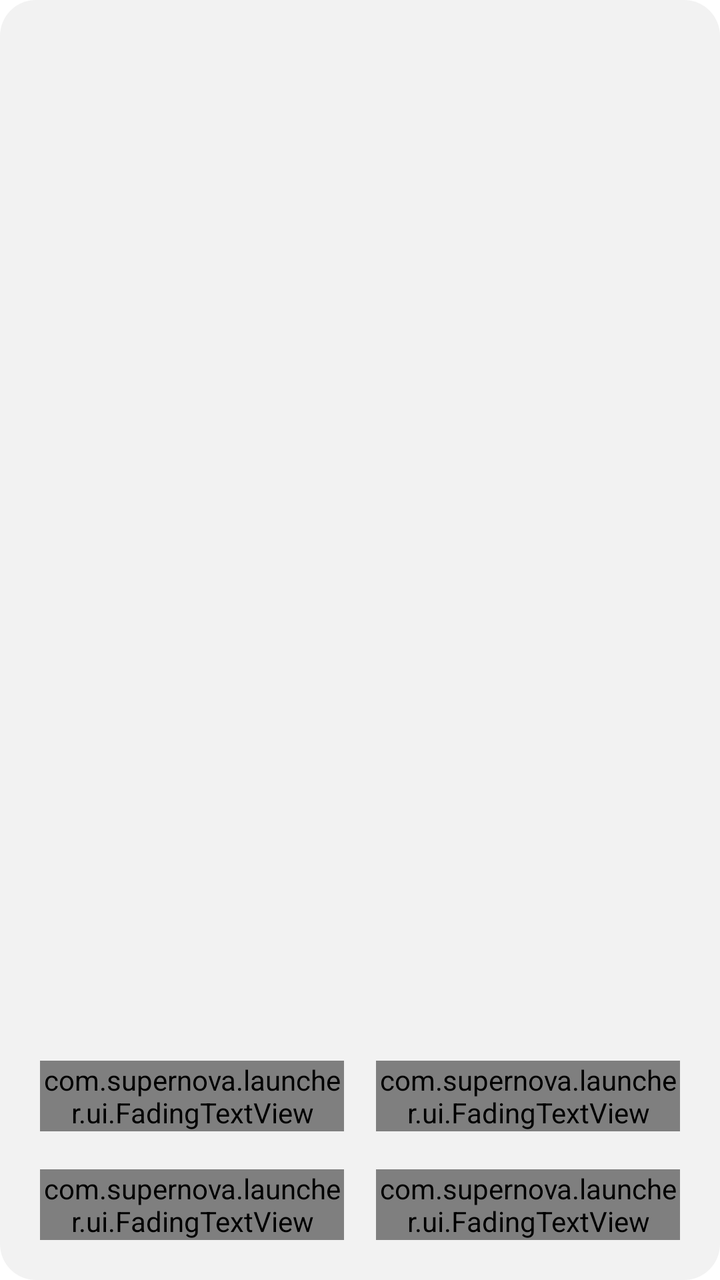
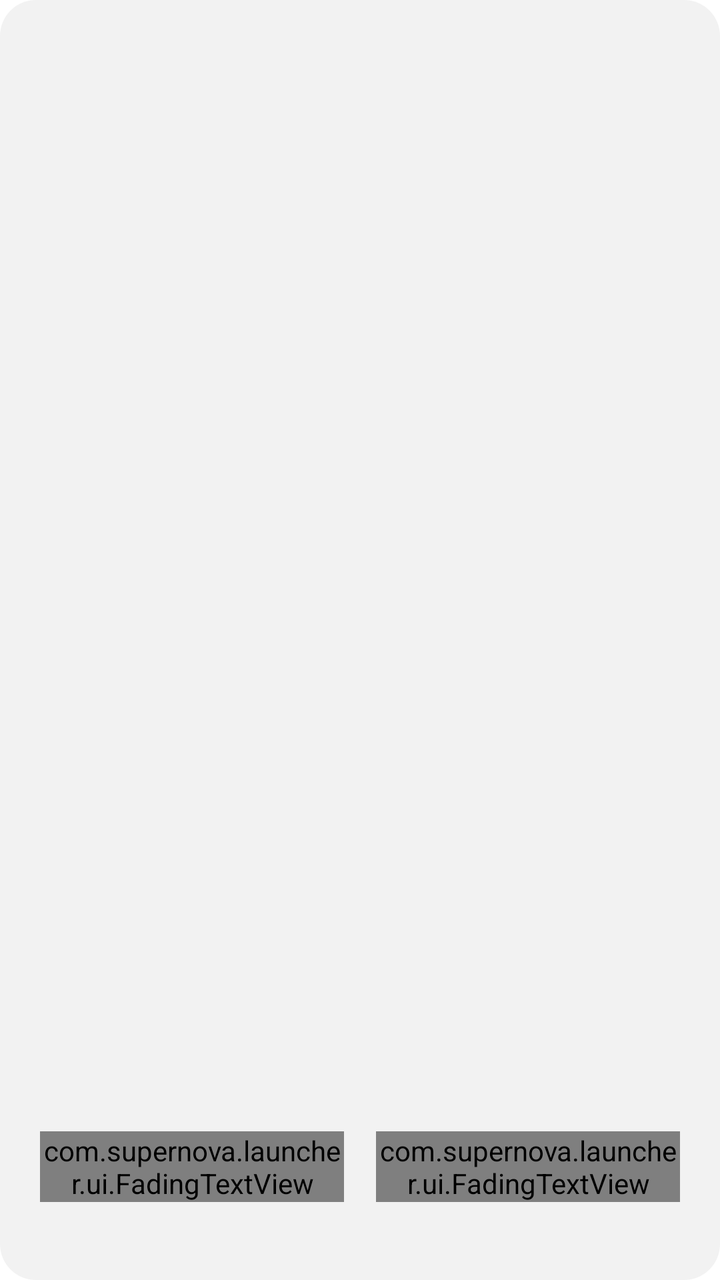

The first picture is an Android layout as it rendered before a commit; the second is the same layout after the commit. The layout source and the unified diff follow.
<!-- AndroidManifest.xml: application theme Theme.Supernova -->
<!-- res/layout/item_widget_picker_row.xml -->
<?xml version="1.0" encoding="utf-8"?>
<LinearLayout xmlns:android="http://schemas.android.com/apk/res/android"
    android:layout_width="match_parent"
    android:layout_height="wrap_content"
    android:layout_marginHorizontal="@dimen/space_ms"
    android:layout_marginBottom="@dimen/space_xs"
    android:background="@drawable/bg_picker_card"
    android:baselineAligned="false"
    android:gravity="bottom"
    android:orientation="horizontal"
    android:padding="@dimen/space_ms">

    <LinearLayout
        android:id="@+id/cellA"
        android:layout_width="0dp"
        android:layout_height="wrap_content"
        android:layout_weight="1"
        android:background="?attr/selectableItemBackground"
        android:gravity="center_horizontal"
        android:orientation="vertical"
        android:padding="@dimen/space_sm">

        <ImageView
            android:id="@+id/previewA"
            android:layout_width="wrap_content"
            android:layout_height="wrap_content"
            android:adjustViewBounds="true"
            android:contentDescription="@string/widget"
            android:maxHeight="@dimen/widget_preview_max_height"
            android:scaleType="fitCenter" />

        <com.supernova.launcher.ui.FadingTextView
            android:id="@+id/labelA"
            android:layout_width="match_parent"
            android:layout_height="wrap_content"
            android:layout_marginTop="@dimen/space_ms"
            android:gravity="center"
            android:maxLines="1"
            android:textColor="@color/textPrimary"
            android:textSize="@dimen/text_body" />

        <TextView
            android:id="@+id/spanA"
            android:layout_width="match_parent"
            android:layout_height="wrap_content"
            android:gravity="center"
            android:textColor="@color/textSecondary"
            android:textSize="@dimen/text_secondary" />

        <com.supernova.launcher.ui.FadingTextView
            android:id="@+id/providerA"
            android:layout_width="match_parent"
            android:layout_height="wrap_content"
            android:gravity="center"
            android:maxLines="1"
            android:textColor="@color/textSecondary"
            android:textSize="@dimen/text_secondary" />
    </LinearLayout>

    <LinearLayout
        android:id="@+id/cellB"
        android:layout_width="0dp"
        android:layout_height="wrap_content"
        android:layout_weight="1"
        android:background="?attr/selectableItemBackground"
        android:gravity="center_horizontal"
        android:orientation="vertical"
        android:padding="@dimen/space_sm">

        <ImageView
            android:id="@+id/previewB"
            android:layout_width="wrap_content"
            android:layout_height="wrap_content"
            android:adjustViewBounds="true"
            android:contentDescription="@string/widget"
            android:maxHeight="@dimen/widget_preview_max_height"
            android:scaleType="fitCenter" />

        <com.supernova.launcher.ui.FadingTextView
            android:id="@+id/labelB"
            android:layout_width="match_parent"
            android:layout_height="wrap_content"
            android:layout_marginTop="@dimen/space_ms"
            android:gravity="center"
            android:maxLines="1"
            android:textColor="@color/textPrimary"
            android:textSize="@dimen/text_body" />

        <TextView
            android:id="@+id/spanB"
            android:layout_width="match_parent"
            android:layout_height="wrap_content"
            android:gravity="center"
            android:textColor="@color/textSecondary"
            android:textSize="@dimen/text_secondary" />

        <com.supernova.launcher.ui.FadingTextView
            android:id="@+id/providerB"
            android:layout_width="match_parent"
            android:layout_height="wrap_content"
            android:gravity="center"
            android:maxLines="1"
            android:textColor="@color/textSecondary"
            android:textSize="@dimen/text_secondary" />
    </LinearLayout>
</LinearLayout>
<!-- resources referenced by this layout -->
<resources>
  <color name="textPrimary">#11161D</color>
  <color name="textSecondary">#B011161D</color>
  <dimen name="space_ms">12dp</dimen>
  <dimen name="space_sm">8dp</dimen>
  <dimen name="space_xs">4dp</dimen>
  <dimen name="text_body">16sp</dimen>
  <dimen name="text_secondary">14sp</dimen>
  <dimen name="widget_preview_max_height">128dp</dimen>
  <!-- drawable bg_picker_card (drawable) -->
  <?xml version="1.0" encoding="utf-8"?>
  <shape xmlns:android="http://schemas.android.com/apk/res/android" android:shape="rectangle">
      <corners android:radius="18dp" />
      <solid android:color="#1A808080" />
  </shape>
  <string name="widget">Widget</string>
  <color name="accent">#2E89FF</color>
  <color name="rippleHighlight">#1A000000</color>
  <color name="accentBlueText">@color/accentBlue</color>
  <style name="Widget.Supernova.CheckBox" parent="Widget.MaterialComponents.CompoundButton.CheckBox">
          <item name="android:button">@drawable/checkbox_box</item>
          <item name="buttonCompat">@drawable/checkbox_box</item>
          <item name="buttonIcon">@null</item>
          <item name="buttonTint">@null</item>
          <item name="useMaterialThemeColors">false</item>
          <item name="android:textColor">@color/textPrimary</item>
      </style>
  <style name="Widget.Supernova.RadioButton" parent="Widget.MaterialComponents.CompoundButton.RadioButton">
          <item name="buttonTint">@color/selection_control_tint</item>
          <item name="android:textColor">@color/textPrimary</item>
      </style>
  <style name="Widget.Supernova.Switch" parent="Widget.MaterialComponents.CompoundButton.Switch">
          <item name="android:textColor">@color/textPrimary</item>
      </style>
  <color name="surface">#FFFFFF</color>
  <color name="onAccent">#FFFFFFFF</color>
  <color name="accentBlue">#2E89FF</color>
  <color name="raised">#FFFFFF</color>
  <style name="ShapeAppearanceOverlay.Supernova.Dialog" parent="">
          <item name="cornerFamily">rounded</item>
          <item name="cornerSize">28dp</item>
      </style>
  <style name="TextAppearance.Supernova.DialogTitle" parent="MaterialAlertDialog.MaterialComponents.Title.Text">
          <item name="android:textColor">@color/textPrimary</item>
          <item name="android:textSize">@dimen/text_headline</item>
          <item name="android:fontFamily">sans-serif-medium</item>
      </style>
  <style name="TextAppearance.Supernova.DialogBody" parent="MaterialAlertDialog.MaterialComponents.Body.Text">
          <item name="android:textColor">@color/textSecondary</item>
          <item name="android:textSize">@dimen/text_body</item>
          <item name="android:lineSpacingMultiplier">1.15</item>
      </style>
  <!-- drawable bg_dialog_window (drawable) -->
  <?xml version="1.0" encoding="utf-8"?>
  <inset xmlns:android="http://schemas.android.com/apk/res/android"
      android:insetLeft="24dp"
      android:insetRight="24dp"
      android:insetTop="16dp"
      android:insetBottom="16dp">
      <shape android:shape="rectangle">
          <corners android:radius="28dp" />
          <solid android:color="@color/raised" />
      </shape>
  </inset>
  <dimen name="space_md">16dp</dimen>
  <dimen name="text_headline">24sp</dimen>
  <style name="ShapeAppearanceOverlay.Supernova.BottomSheet" parent="">
          <item name="cornerFamily">rounded</item>
          <item name="cornerSizeTopLeft">28dp</item>
          <item name="cornerSizeTopRight">28dp</item>
          <item name="cornerSizeBottomLeft">0dp</item>
          <item name="cornerSizeBottomRight">0dp</item>
      </style>
  <!-- unchanged entries left out for length: 11 -->
</resources>

<!-- the commit's change to res/layout/item_widget_picker_row.xml (unified diff, before → after) -->
@@ -46,15 +46,6 @@
             android:gravity="center"
             android:textColor="@color/textSecondary"
             android:textSize="@dimen/text_secondary" />
-
-        <com.supernova.launcher.ui.FadingTextView
-            android:id="@+id/providerA"
-            android:layout_width="match_parent"
-            android:layout_height="wrap_content"
-            android:gravity="center"
-            android:maxLines="1"
-            android:textColor="@color/textSecondary"
-            android:textSize="@dimen/text_secondary" />
     </LinearLayout>
 
     <LinearLayout
@@ -93,14 +84,5 @@
             android:gravity="center"
             android:textColor="@color/textSecondary"
             android:textSize="@dimen/text_secondary" />
-
-        <com.supernova.launcher.ui.FadingTextView
-            android:id="@+id/providerB"
-            android:layout_width="match_parent"
-            android:layout_height="wrap_content"
-            android:gravity="center"
-            android:maxLines="1"
-            android:textColor="@color/textSecondary"
-            android:textSize="@dimen/text_secondary" />
     </LinearLayout>
 </LinearLayout>
<!-- resource entries referenced after the edit -->
@@ -11,10 +11,11 @@
   <!-- drawable bg_picker_card (drawable) -->
   <?xml version="1.0" encoding="utf-8"?>
   <shape xmlns:android="http://schemas.android.com/apk/res/android" android:shape="rectangle">
-      <corners android:radius="18dp" />
+      <corners android:radius="@dimen/picker_card_radius" />
       <solid android:color="#1A808080" />
   </shape>
   <string name="widget">Widget</string>
+  <dimen name="picker_card_radius">18dp</dimen>
   <color name="accent">#2E89FF</color>
   <color name="rippleHighlight">#1A000000</color>
   <color name="accentBlueText">@color/accentBlue</color>
